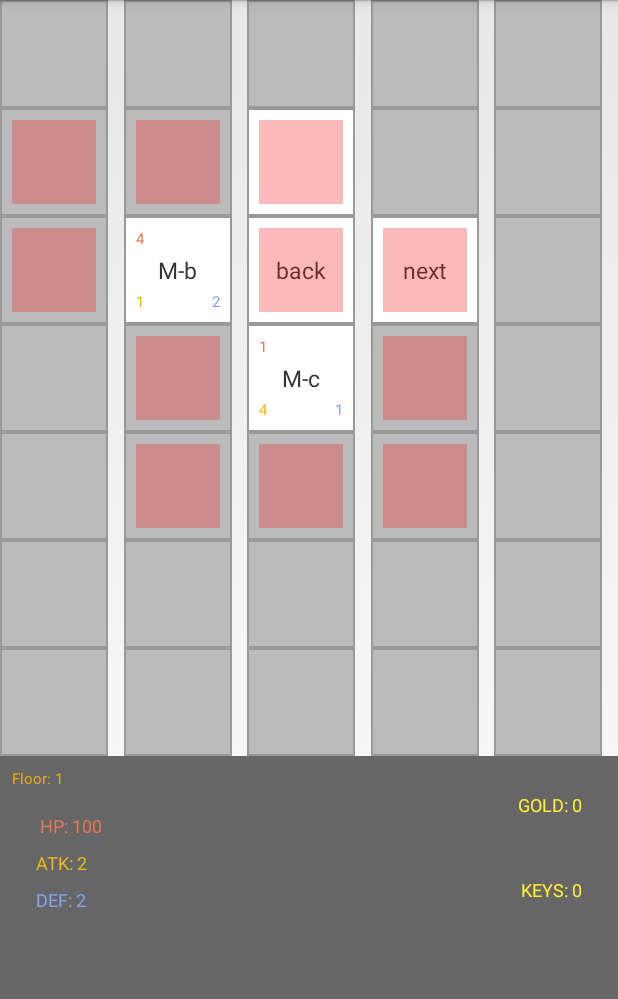
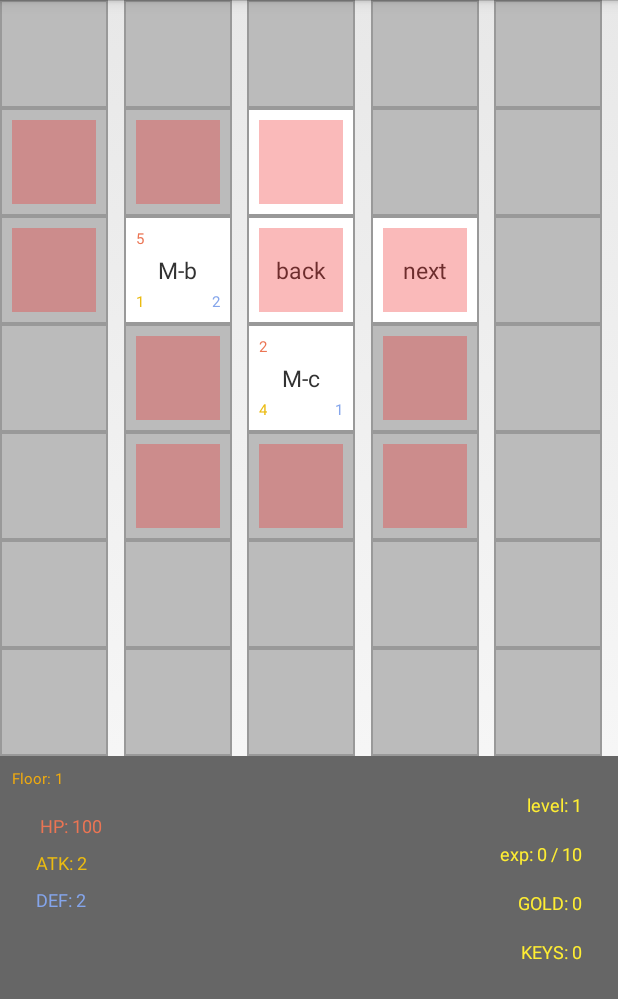
Before and after one commit to pekphet/GTable-Game, an Android app: the GameActivity screen opened directly, with no data from a screen before it, on a phone screen of 412 x 824 dp. Shown: the top 999 px of the screen. Run offline under Robolectric (Android 15) with nearby library versions, the light colour scheme and no system bars.

Commit message:
v0.3 add level up

```diff
--- a/app/build.gradle
+++ b/app/build.gradle
@@ -10,8 +10,8 @@ android {
         applicationId "cc.fish91.gtable"
         minSdkVersion 18
         targetSdkVersion 27
-        versionCode 2000
-        versionName "0.2-Alpha"
+        versionCode 3000
+        versionName "0.3-Alpha"
         testInstrumentationRunner "android.support.test.runner.AndroidJUnitRunner"
     }
     buildTypes {
--- a/app/src/main/java/cc/fish91/gtable/activity/GameActivity.kt
+++ b/app/src/main/java/cc/fish91/gtable/activity/GameActivity.kt
@@ -157,7 +157,8 @@ class GameActivity : Activity() {
                 if (isK)
                     mBuff.keys++
                 mData[position].status = FloorStatus.IDLE
-                FightScene.award(mPerson, monsterData, isK)
+                if (FightScene.award(mPerson, monsterData, isK))
+                    show("level up!!", 1500)
                 show("${monsterData.gold}金币入手", 1000)
             }
         }
--- a/app/src/main/java/cc/fish91/gtable/activity/MainActivity.kt
+++ b/app/src/main/java/cc/fish91/gtable/activity/MainActivity.kt
@@ -6,6 +6,7 @@ import android.content.Intent
 import android.os.Bundle
 import cc.fish91.gtable.R
 import cc.fish91.gtable.localdata.PersonRecord
+import cc.fish91.gtable.resource.StaticData
 import kotlinx.android.synthetic.main.activity_main.*
 
 class MainActivity : Activity() {
@@ -23,6 +24,7 @@ class MainActivity : Activity() {
     private fun flushPersonArea() {
         PersonRecord.getPersonData().let {
             tv_main_lv.text = "Lv: ${it.level}"
+            tv_main_exp.text = "EXP: ${it.exp} / ${StaticData.getLimitExp(it.level)}"
             tv_main_hp.text = "HP: ${it.HP}"
             tv_main_atk.text = "ATK: ${it.atk}"
             tv_main_def.text = "DEF: ${it.def}"
--- a/app/src/main/java/cc/fish91/gtable/engine/FloorEngine.kt
+++ b/app/src/main/java/cc/fish91/gtable/engine/FloorEngine.kt
@@ -17,10 +17,10 @@ object FloorEngine {    //Floor start with 0
 
     private fun createMonster(id: Int, floor: Int) = StaticData.getBaseMonster(id).run {
         MonsterData(
-                this.baseHP * (1 + floor / 3) + Math.rand(floor / 2),
-                this.baseAtk * (1 + floor / 3) + Math.rand(floor / 4),
-                this.baseDef * (1 + floor / 3) + Math.rand(floor / 4),
-                this.baseExp * (1 + floor / 3) + Math.rand(floor / 2),
+                this.baseHP * (1 + floor / 2) + Math.rand(floor),
+                this.baseAtk * (1 + floor / 2) + Math.rand(floor / 2),
+                this.baseDef * (1 + floor / 2) + Math.rand(floor / 2),
+                this.baseExp * (1 + floor / 2) + Math.rand(floor),
                 Math.rand(this.baseGold * 3) + baseGold * floor,
                 id)
     }
--- a/app/src/main/java/cc/fish91/gtable/resource/StaticData.kt
+++ b/app/src/main/java/cc/fish91/gtable/resource/StaticData.kt
@@ -1,6 +1,7 @@
 package cc.fish91.gtable.resource
 
 import cc.fish91.gtable.*
+import cc.fish91.gtable.localdata.PersonRecord
 
 object StaticData {
 
@@ -32,4 +33,8 @@ object StaticData {
         BuffAbility.DEF -> Pair("Buff-DEF", "make defence up")
     }
 
+    fun getLimitExp(level: Int) = level * level * 10
+
+    fun getLvGrow() = PersonData(20, 2, 2, 0, 0, 0, 0)
+
 }
--- a/app/src/main/java/cc/fish91/gtable/view/PersonView.kt
+++ b/app/src/main/java/cc/fish91/gtable/view/PersonView.kt
@@ -7,6 +7,7 @@ import android.widget.TextView
 import cc.fish91.gtable.FloorBuff
 import cc.fish91.gtable.PersonData
 import cc.fish91.gtable.R
+import cc.fish91.gtable.resource.StaticData
 
 
 class PersionView(ctx: Context, val fb: FloorBuff) : LoadableView<PersonData> {
@@ -17,12 +18,16 @@ class PersionView(ctx: Context, val fb: FloorBuff) : LoadableView<PersonData> {
     private val mTvDef = view.findViewById<TextView>(R.id.tv_vperson_def)
     private val mTvGold = view.findViewById<TextView>(R.id.tv_vperson_gold)
     private val mTvKeys = view.findViewById<TextView>(R.id.tv_vperson_keys)
+    private val mTvLv = view.findViewById<TextView>(R.id.tv_vperson_lv)
+    private val mTvExp = view.findViewById<TextView>(R.id.tv_vperson_exp)
     override fun load(data: PersonData) {
         mTvHp.text = " HP: ${data.HP}"
         mTvAtk.text = "ATK: ${data.atk}${fb.tAtk.run { if (this == 0) "" else if (this < 0) " -$this" else " +$this" }}"
         mTvDef.text = "DEF: ${data.def}${fb.tDef.run { if (this == 0) "" else if (this < 0) " -$this" else " +$this" }}"
         mTvGold.text = "GOLD: ${data.gold}"
         mTvKeys.text = "KEYS: ${fb.keys}"
+        mTvExp.text = "exp: ${data.exp} / ${StaticData.getLimitExp(data.level)}"
+        mTvLv.text = "level: ${data.level}"
     }
 
     fun setFloor(floor: Int) {
--- a/app/src/main/res/drawable/text_blue_btn_sel.xml
+++ b/app/src/main/res/drawable/text_blue_btn_sel.xml
@@ -1,6 +1,6 @@
 <?xml version="1.0" encoding="utf-8"?>
 <selector xmlns:android="http://schemas.android.com/apk/res/android">
-    <item android:state_pressed="true" android:color="@android:color/transparent"/>
+    <item android:state_pressed="true" android:color="@color/main_bg"/>
     <item android:state_pressed="false" android:state_enabled="true" android:color="@color/btn_blue"/>
-    <item android:state_pressed="false" android:state_enabled="false" android:color="@android:color/transparent"/>
+    <item android:state_pressed="false" android:state_enabled="false" android:color="@color/main_bg"/>
 </selector>
--- a/app/src/main/res/layout/v_persion.xml
+++ b/app/src/main/res/layout/v_persion.xml
@@ -46,11 +46,34 @@
     </LinearLayout>
 
     <TextView
+        android:id="@+id/tv_vperson_lv"
+        android:layout_width="wrap_content"
+        android:layout_height="wrap_content"
+        android:layout_marginTop="24dp"
+        android:layout_marginRight="24dp"
+        android:textColor="@color/text_color_lv"
+        android:textSize="12dp"
+        android:layout_alignParentRight="true"/>
+
+    <TextView
+        android:id="@+id/tv_vperson_exp"
+        android:layout_width="wrap_content"
+        android:layout_height="wrap_content"
+        android:layout_marginTop="16dp"
+        android:layout_marginRight="24dp"
+        android:textColor="@color/text_color_lv"
+        android:textSize="12dp"
+        android:layout_below="@+id/tv_vperson_lv"
+        android:layout_alignParentRight="true"/>
+
+    <TextView
         android:id="@+id/tv_vperson_gold"
         android:layout_width="wrap_content"
         android:layout_height="wrap_content"
-        android:layout_margin="24dp"
+        android:layout_marginTop="16dp"
+        android:layout_marginRight="24dp"
         android:textColor="@color/text_color_lv"
+        android:layout_below="@+id/tv_vperson_exp"
         android:textSize="12dp"
         android:layout_alignParentRight="true"/>
 
```
Also changed, not shown: app/src/main/java/cc/fish91/gtable/engine/FightScene.kt (+20 -1 lines), app/src/main/java/cc/fish91/gtable/localdata/PersonRecord.kt (+13 -0 lines), app/src/main/java/cc/fish91/gtable/plugin/Math.kt (+14 -0 lines), app/src/main/res/layout/activity_main.xml (+19 -0 lines), 2 other files.
